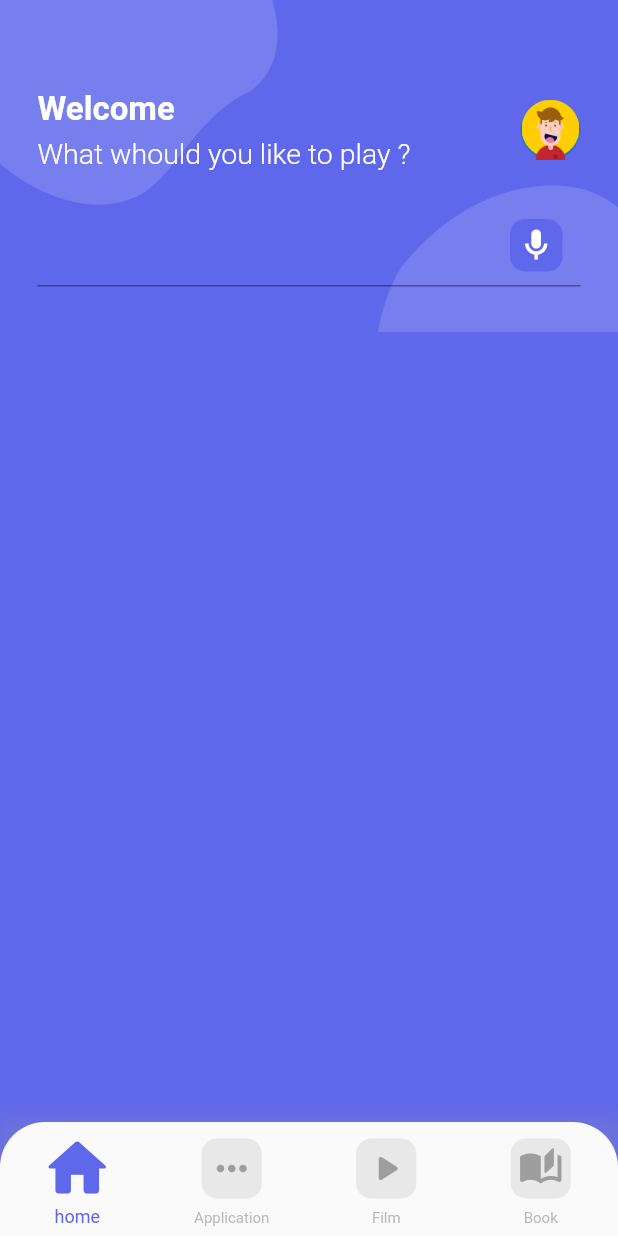
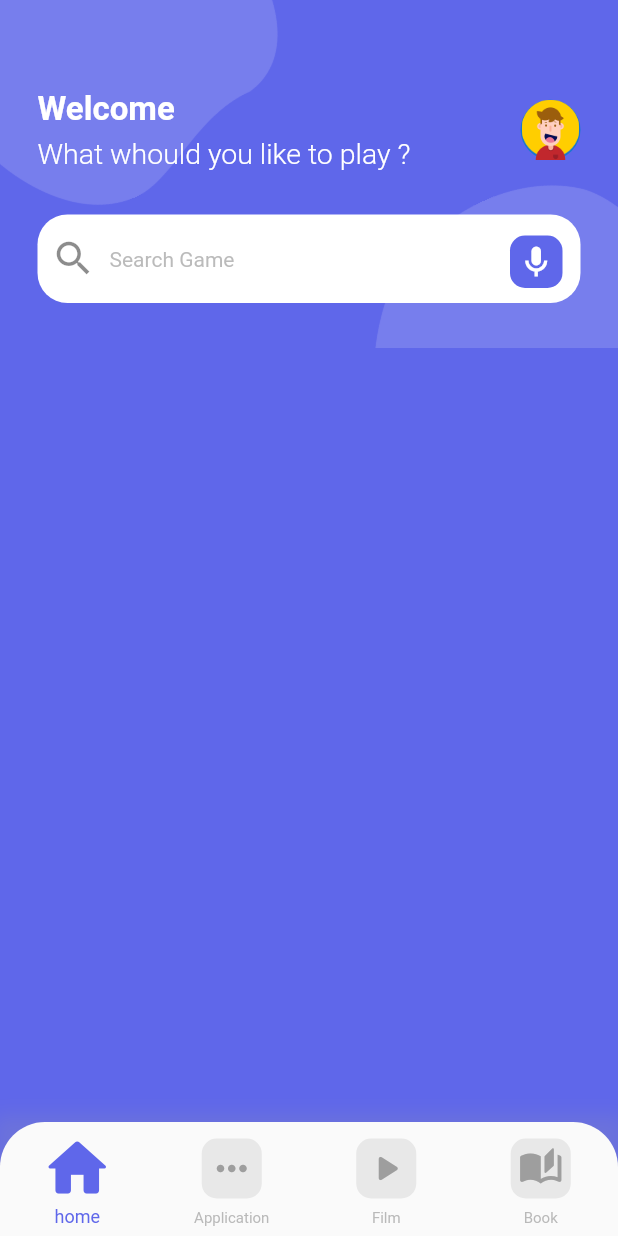
Before and after one commit to GhosTHaise/flutter-firstapp, a Flutter app: the screen it shows after launch, on a phone screen of 412 x 824 dp. Run offline on Flutter 3.47's test engine with Material 2 defaults, Android fonts, the phone set to English and light mode, and no system bars.

Commit message:
Personnalize search border

```diff
--- a/lib/pages/home/widgets/search.dart
+++ b/lib/pages/home/widgets/search.dart
@@ -10,7 +10,28 @@ class SearchSection extends StatelessWidget {
       padding: const EdgeInsets.symmetric(vertical: 30, horizontal: 25 ),
       child: Stack(
         children: [
-          TextField(),
+          TextField(
+            decoration: InputDecoration(
+              filled: true,
+              fillColor: Colors.white,
+              border: OutlineInputBorder(
+                borderRadius: BorderRadius.circular(20),
+                borderSide: const BorderSide(
+                    width: 0,
+                    style: BorderStyle.none
+                ),
+              ),
+              prefixIcon: const Icon(
+                  Icons.search_outlined,
+                  size: 30,
+              ),
+              hintText: "Search Game",
+              hintStyle: TextStyle(
+                fontSize: 14,
+                color: Colors.grey.withOpacity(0.7)
+              )
+            ),
+          ),
           Positioned(
               right: 12,
               bottom: 10,
```
